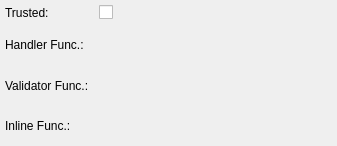
Qt form libs/libgui/ui/dbobjects/languagewidget.ui (pgmodeler/pgmodeler) before a commit.
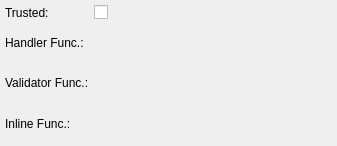
The same form after that commit.

```diff
--- a/libs/libgui/ui/dbobjects/languagewidget.ui
+++ b/libs/libgui/ui/dbobjects/languagewidget.ui
@@ -30,7 +30,7 @@
     <number>5</number>
    </property>
    <property name="spacing">
-    <number>10</number>
+    <number>5</number>
    </property>
    <item row="0" column="1">
     <widget class="QCheckBox" name="trusted_chk">
```
